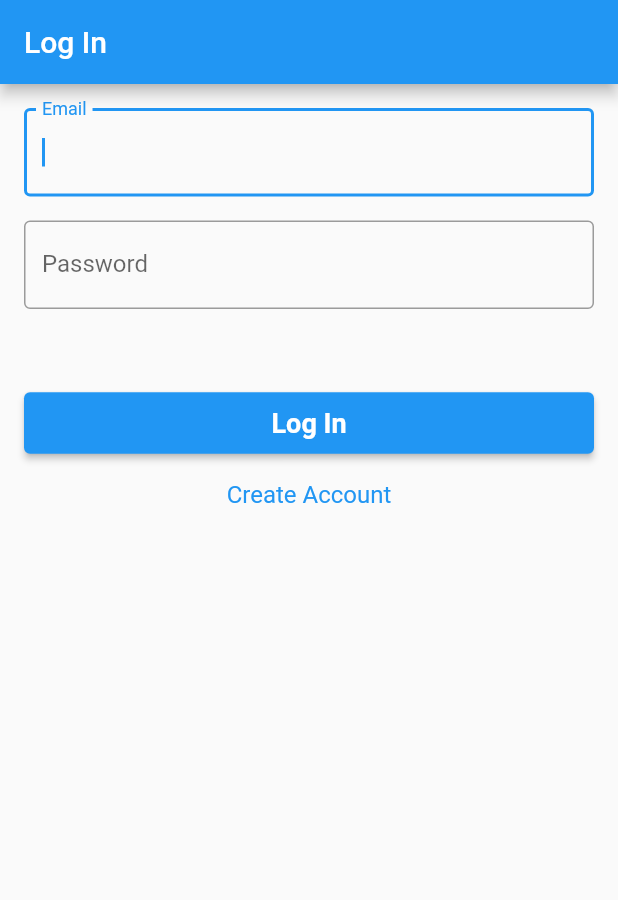
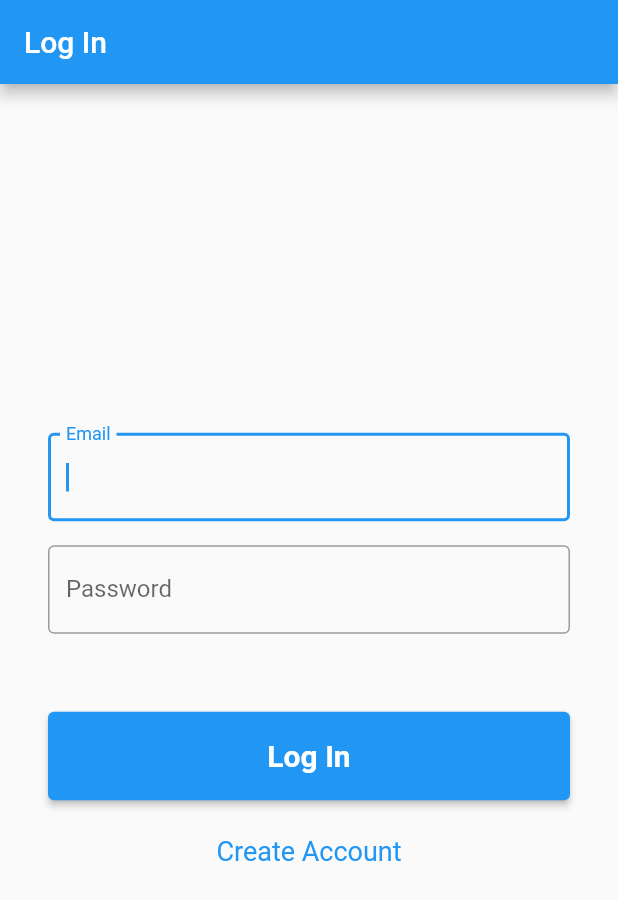
Before and after one commit to cyliong/list-cross-platform-sync, a Flutter app: the screen it shows after launch, on a phone screen of 412 x 824 dp. Shown: the top 900 px of the screen. Run offline on Flutter 3.47's test engine with Material 2 defaults, Android fonts, the phone set to English and light mode, and no system bars; our stand-ins replace cloud_firestore, firebase_auth, firebase_core; accounts and stored records are empty.

Commit message:
Improve layout for the LoginPage

```diff
--- a/lib/page/login_page.dart
+++ b/lib/page/login_page.dart
@@ -28,8 +28,18 @@ class _LoginPageState extends State<LoginPage> {
       appBar: AppBar(
         title: const Text('Log In'),
       ),
-      body: SafeArea(
-        child: SingleChildScrollView(
+      body: LayoutBuilder(
+        builder: (context, viewportConstraints) {
+          return SingleChildScrollView(
+            child: ConstrainedBox(
+              constraints: BoxConstraints(
+                minHeight: viewportConstraints.maxHeight,
+              ),
+              child: Center(
+                child: Container(
+                  constraints: BoxConstraints(
+                    maxWidth: 380,
+                  ),
                   padding: EdgeInsets.all(16.0),
                   child: Column(
                     crossAxisAlignment: CrossAxisAlignment.stretch,
@@ -67,18 +77,19 @@ class _LoginPageState extends State<LoginPage> {
                         child: Text('Log In'),
                         style: ElevatedButton.styleFrom(
                           textStyle: TextStyle(
-                    fontSize: 18,
+                            fontSize: 20,
                             fontWeight: FontWeight.bold,
                           ),
-                  padding: EdgeInsets.all(10),
+                          padding: EdgeInsets.all(18),
                         ),
                         onPressed: () => _submit(true),
                       ),
+                      const SizedBox(height: 10.0),
                       TextButton(
                         child: Text('Create Account'),
                         style: TextButton.styleFrom(
                           textStyle: TextStyle(
-                    fontSize: 16,
+                            fontSize: 18,
                           ),
                         ),
                         onPressed: () => _submit(false),
@@ -86,6 +97,10 @@ class _LoginPageState extends State<LoginPage> {
                     ],
                   ),
                 ),
+              ),
+            ),
+          );
+        },
       ),
     );
   }
```
Lines whose indentation alone changed are shown as unchanged.
